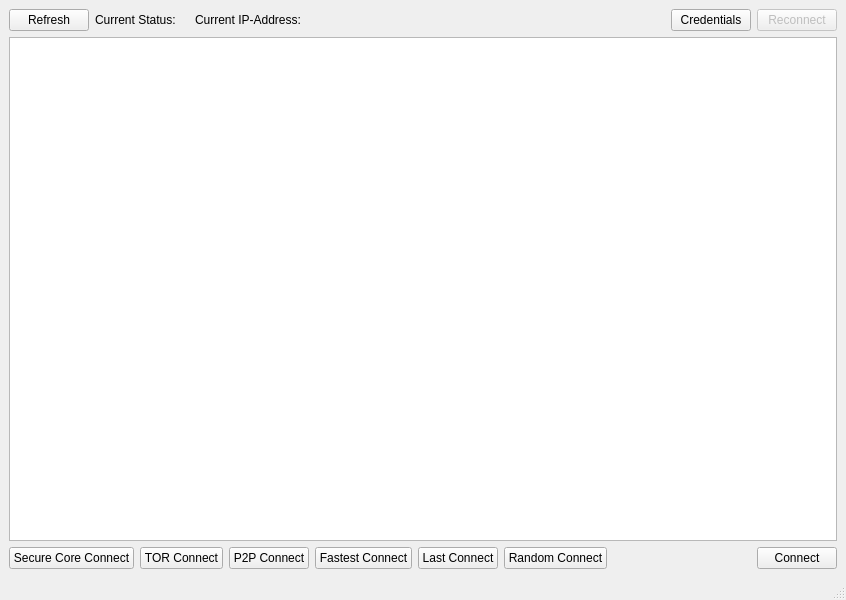
baduhai/Protonvpn-GUI, file mainwindow.ui: the form before one commit.
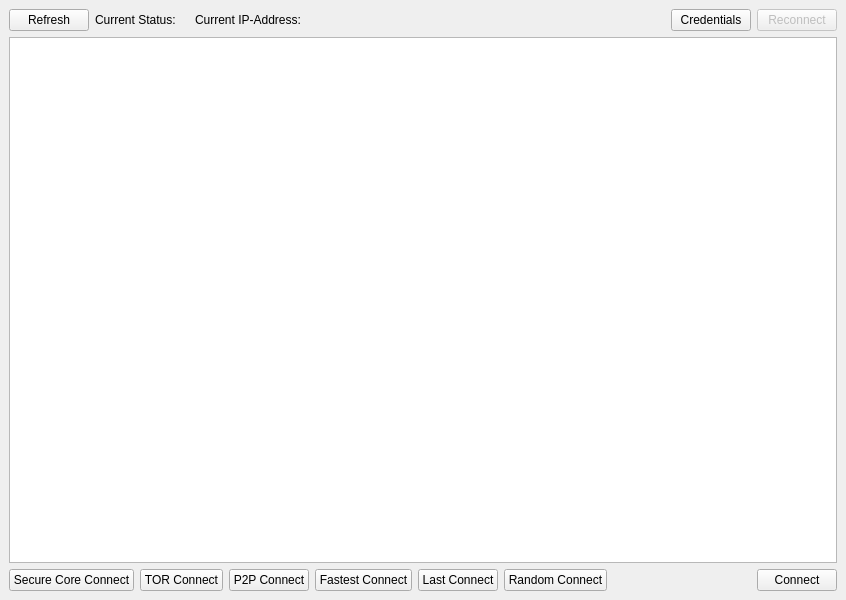
The form after the commit.

Commit message: Implementing JSon table

Diff of the .ui file:
```diff
--- a/mainwindow.ui
+++ b/mainwindow.ui
@@ -87,7 +87,7 @@
        </layout>
       </item>
       <item>
-       <widget class="QTableView" name="tableView"/>
+       <widget class="QTableWidget" name="tableWidget"/>
       </item>
       <item>
        <layout class="QHBoxLayout" name="horizontalLayout">
@@ -175,7 +175,6 @@
     </rect>
    </property>
   </widget>
-  <widget class="QStatusBar" name="statusbar"/>
  </widget>
  <resources/>
  <connections/>
```
The commit also changes 6 other files.
